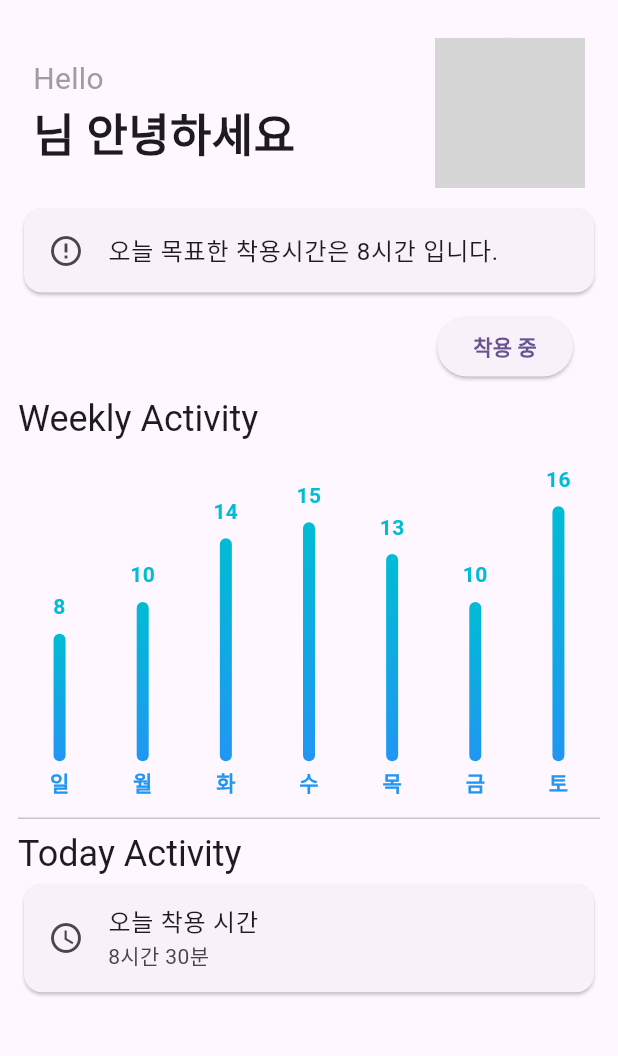
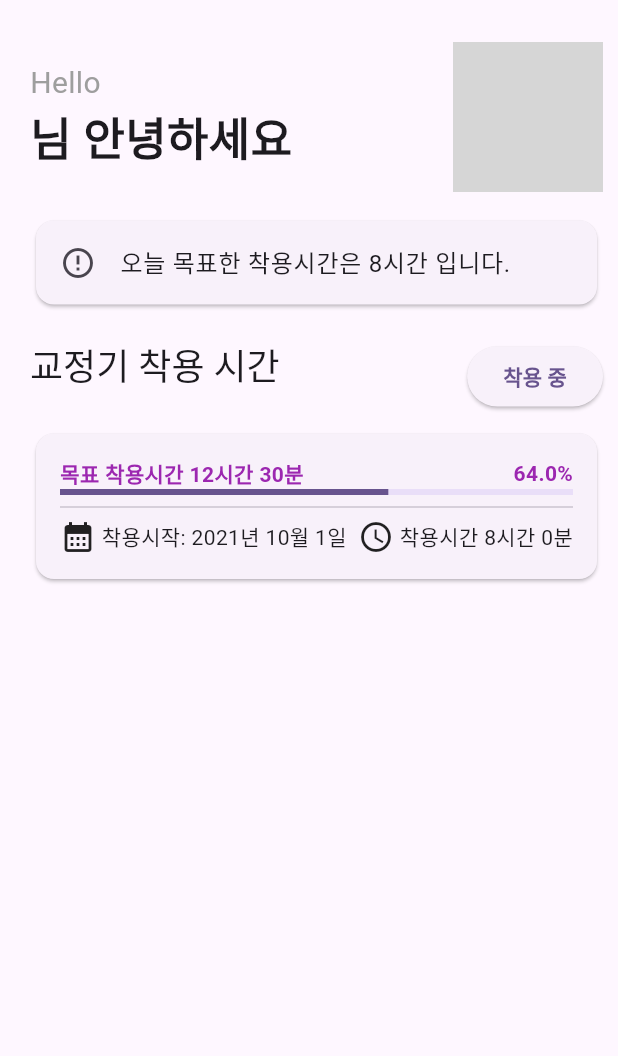
Before and after one commit to cmsong111/smart-brace-case-app, a Flutter app: the DashBoardPage screen opened directly, on a phone screen of 412 x 824 dp, the part 72-1128 px from its top. Run offline on Flutter 3.47's test engine with Material 3 defaults, Android fonts, the phone set to English and light mode, and no system bars; drawn by our look-alikes of fl_chart; our stand-ins replace firebase_auth, firebase_core, firebase_storage, flutter_blue_plus, image_picker; accounts and stored records are empty; generated files the repository leaves out were written again; network calls fail; grey boxes are pictures that could not be loaded.

Commit message:
Fix: 메인 데쉬보드 디자인 수정

```diff
--- a/lib/screens/dashboard/dashboard_page.dart
+++ b/lib/screens/dashboard/dashboard_page.dart
@@ -3,7 +3,7 @@ import 'package:flutter/material.dart';
 import 'package:provider/provider.dart';
 import 'package:smart_brace_case/providers/counts.dart';
 
-import '../widgets/weakly_chart.dart';
+import '../widgets/progress_widget.dart';
 
 class DashBoardPage extends StatelessWidget {
   const DashBoardPage({super.key});
@@ -19,12 +19,11 @@ class DashBoardPage extends StatelessWidget {
         ),
       ),
       body: Padding(
-        padding: const EdgeInsets.all(12.0),
+        padding: const EdgeInsets.fromLTRB(20, 20, 10, 0),
         child: ListView(
           children: [
-            Padding(
-              padding: const EdgeInsets.fromLTRB(10, 5, 10, 10),
-              child: Row(
+            // 개인 프로필
+            Row(
               mainAxisAlignment: MainAxisAlignment.spaceBetween,
               children: [
                 Column(
@@ -51,18 +50,25 @@ class DashBoardPage extends StatelessWidget {
                 ),
               ],
             ),
-            ),
+            const SizedBox(height: 15),
+            // 각종 알림이
             const Card(
               child: ListTile(
                 title: Text('오늘 목표한 착용시간은 8시간 입니다.'),
                 leading: Icon(Icons.error_outline),
               ),
             ),
-            Padding(
-              padding: const EdgeInsets.all(8.0),
-              child: Row(
-                mainAxisAlignment: MainAxisAlignment.end,
+            const SizedBox(height: 20),
+            Row(
+              mainAxisAlignment: MainAxisAlignment.spaceBetween,
+              crossAxisAlignment: CrossAxisAlignment.start,
               children: [
+                Text(
+                  '교정기 착용 시간',
+                  style: Theme.of(context).textTheme.headline5,
+                ),
+                // 착용 상태 버튼
+                // TODO: Bluetooth 연결 상태에 따라서 버튼 활성화/비활성화
                 ElevatedButton(
                   onPressed: () {
                     context.read<Counts>().changeWearingStatus();
@@ -73,32 +79,10 @@ class DashBoardPage extends StatelessWidget {
                       : const Text('착용 중',
                           style: TextStyle(fontWeight: FontWeight.bold)),
                 ),
-                  const SizedBox(
-                    width: 10,
-                  ),
               ],
             ),
-            ),
-            Text(
-              'Weekly Activity',
-              style: Theme.of(context).textTheme.headline5,
-            ),
-            const AspectRatio(
-              aspectRatio: 1.6,
-              child: WeaklyChart(),
-            ),
-            const Divider(),
-            Text(
-              "Today Activity",
-              style: Theme.of(context).textTheme.headline5,
-            ),
-            const Card(
-              child: ListTile(
-                title: Text('오늘 착용 시간'),
-                subtitle: Text('8시간 30분'),
-                leading: Icon(Icons.schedule),
-              ),
-            ),
+            SizedBox(height: 10),
+            TodayWearIndicatorWidget(),
           ],
         ),
       ),
--- a/lib/screens/statistics/statistics_page.dart
+++ b/lib/screens/statistics/statistics_page.dart
@@ -1,4 +1,7 @@
+import 'package:firebase_auth/firebase_auth.dart';
 import 'package:flutter/material.dart';
+
+import '../widgets/weakly_chart.dart';
 
 class StatisticsPage extends StatelessWidget {
   const StatisticsPage({super.key});
@@ -9,10 +12,28 @@ class StatisticsPage extends StatelessWidget {
       appBar: AppBar(
         title: const Text('Statistics'),
       ),
-      body: const Center(
-        child: Text(
-          'Statistics',
-          style: TextStyle(fontSize: 24),
+      body: Padding(
+        padding: const EdgeInsets.fromLTRB(20, 20, 10, 0),
+        child: ListView(
+          children: [
+            Icon(Icons.receipt_long, size: 100, color: Colors.grey[300]),
+            Text("${FirebaseAuth.instance.currentUser!.displayName} 님의 통계",
+                textAlign: TextAlign.center,
+                style: Theme.of(context).textTheme.headline5),
+            Text(
+              "2021.10.01 - 2021.10.07",
+              style: Theme.of(context).textTheme.subtitle1,
+            ),
+            Text(
+              "Today Activity",
+              style: Theme.of(context).textTheme.headline5,
+            ),
+            const AspectRatio(
+              aspectRatio: 1.6,
+              child: WeaklyChart(),
+            ),
+            const Divider(),
+          ],
         ),
       ),
     );
--- /dev/null
+++ b/lib/screens/widgets/progress_widget.dart
@@ -0,0 +1,56 @@
+import 'package:flutter/material.dart';
+
+class TodayWearIndicatorWidget extends StatefulWidget {
+  const TodayWearIndicatorWidget({super.key});
+
+  @override
+  State<TodayWearIndicatorWidget> createState() =>
+      _TodayWearIndicatorWidgetState();
+}
+
+class _TodayWearIndicatorWidgetState extends State<TodayWearIndicatorWidget> {
+  var _targetTime = 12 * 60 + 30;
+  var _wearingTime = 8 * 60;
+  var _startWearingTime = DateTime(2021, 10, 1, 8, 0);
+
+  @override
+  Widget build(BuildContext context) {
+    return Card(
+      child: Padding(
+        padding: EdgeInsets.all(16),
+        child: Column(
+          children: <Widget>[
+            Row(
+              mainAxisAlignment: MainAxisAlignment.spaceBetween,
+              children: [
+                Text(
+                  "목표 착용시간 ${_targetTime ~/ 60}시간 ${_targetTime % 60}분",
+                  style: const TextStyle(
+                      color: Colors.purple, fontWeight: FontWeight.bold),
+                ),
+                Text(
+                  "${(_wearingTime / _targetTime * 100).toStringAsFixed(1)}%",
+                  style: const TextStyle(
+                      color: Colors.purple, fontWeight: FontWeight.bold),
+                ),
+              ],
+            ),
+            LinearProgressIndicator(
+              value: _wearingTime / _targetTime,
+            ),
+            const Divider(),
+            Row(
+              children: [
+                const Icon(Icons.calendar_month),
+                Text(" 착용시작: ${_startWearingTime.year}년 ${_startWearingTime.month}월 ${_startWearingTime.day}일"),
+                const Spacer(),
+                const Icon(Icons.access_time),
+                Text(" 착용시간 ${_wearingTime ~/ 60}시간 ${_wearingTime % 60}분"),
+              ],
+            )
+          ],
+        ),
+      ),
+    );
+  }
+}
```
Also changed, not shown: pubspec.yaml (+0 -10 lines), 1 other file. Lines whose indentation alone changed are shown as unchanged.
